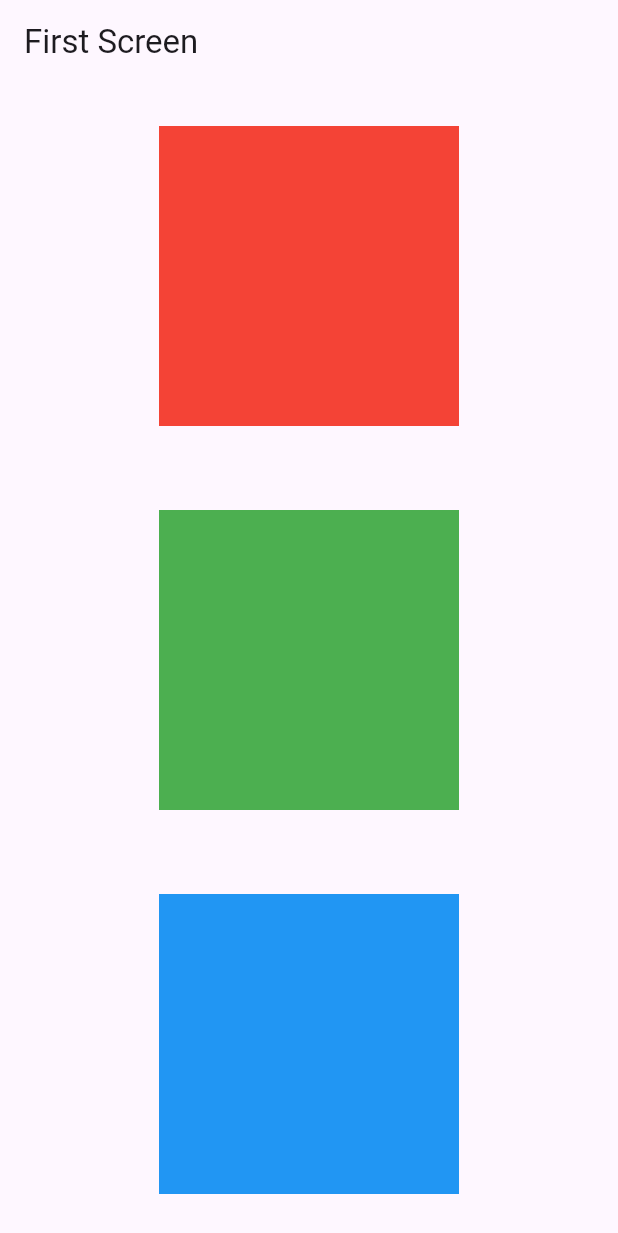
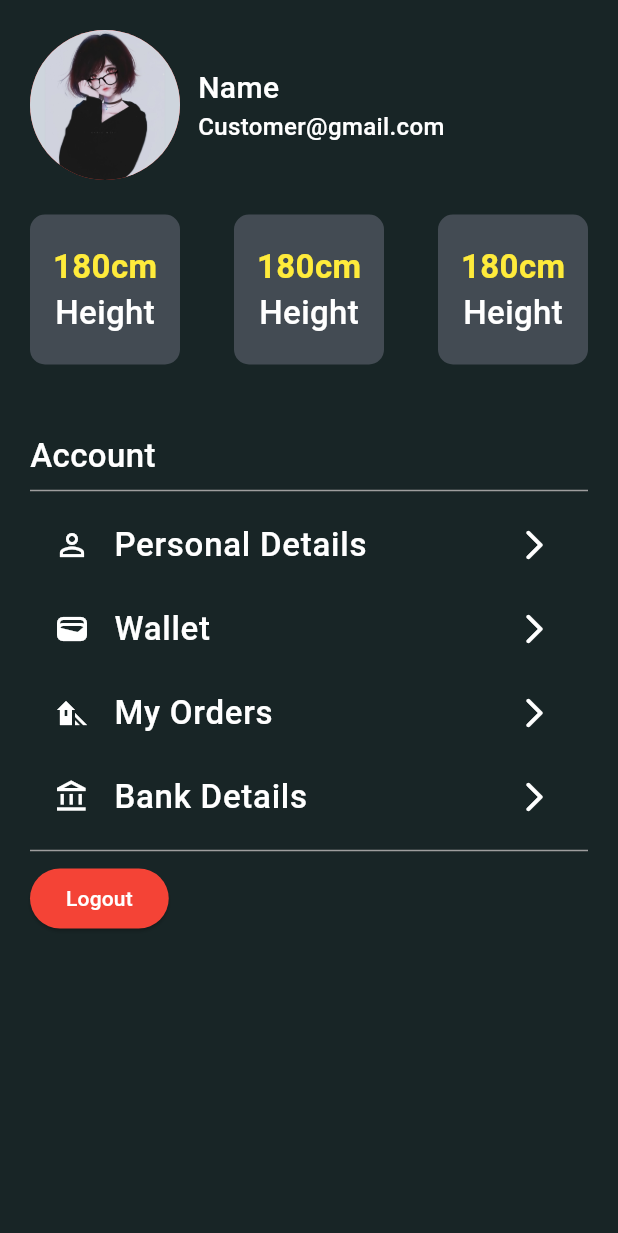
Before and after one commit to gen-eslam/flutter_mec, a Flutter app: the screen it shows after launch, on a phone screen of 412 x 824 dp. Shown: the top 1233 px of the screen. Run offline on Flutter 3.47's test engine with Material 3 defaults, Android fonts, the phone set to English and light mode, and no system bars.

Commit message:
personal Screen

```diff
--- a/lib/main.dart
+++ b/lib/main.dart
@@ -1,159 +1,18 @@
-// import 'package:flutter/material.dart';
-
-// void main() {
-//   runApp(const MyApp());
-// }
-// ///https://www.figma.com/file/4B3yZIL2XPsKuBOjrYR2D2/Mobile-Sign-in-%26-Sign-up-Design-(Community)?type=design&node-id=4-31&mode=design&t=2lhZqDXbZxJWyFQB-0
-
-// class MyApp extends StatelessWidget {
-//   const MyApp({super.key});
-
-//   /// screen 1 => screen 2
-//   /// class routs
-//   @override
-//   Widget build(BuildContext context) {
-//     // This widget is the root of your application.
-//     return const MaterialApp(
-//       title: 'Flutter Demo',
-//       debugShowCheckedModeBanner: false,
-//       // theme: ThemeData(
-//       //   colorScheme: ColorScheme.fromSeed(seedColor: Colors.deepPurple),
-//       //   useMaterial3: true,
-//       // ),
-//       home: SignUpScreen(),
-//     );
-//   }
-// }
-
-// // class PasswordTextFormField extends StatefulWidget {
-// //   const PasswordTextFormField({super.key});
-
-// //   @override
-// //   State<PasswordTextFormField> createState() => _PasswordTextFormFieldState();
-// // }
-
-// // class _PasswordTextFormFieldState extends State<PasswordTextFormField> {
-// //   bool obscureText = true;
-// //   @override
-// //   Widget build(BuildContext context) {
-// //     return TextFormField(
-// //       obscureText: obscureText,
-// //       obscuringCharacter: "#",
-// //       decoration: InputDecoration(
-// //         hintText: "Password", prefixIcon: const Icon(Icons.password),
-// //         suffixIcon: IconButton(
-// //             onPressed: () {
-// //               setState(() {
-// //                 obscureText = !obscureText;
-// //               });
-// //             },
-// //             icon: const Icon(Icons.visibility)),
-
-// //         enabledBorder: const OutlineInputBorder(
-// //             borderSide: BorderSide(color: Colors.blue, width: 2)),
-// //         // enabled: false,
-// //         disabledBorder: const OutlineInputBorder(
-// //             borderSide: BorderSide(color: Colors.blue, width: 2)),
-// //         focusedBorder: const OutlineInputBorder(
-// //             borderRadius: BorderRadius.only(
-// //                 topLeft: Radius.circular(30), bottomRight: Radius.circular(30)),
-// //             borderSide: BorderSide(color: Colors.green, width: 2)),
-// //         // focusedErrorBorder: ,
-// //         // errorBorder: ,
-// //       ),
-// //     );
-// //   }
-// // }
 import 'package:flutter/material.dart';
+import 'package:flutter_application_1/personal_screen.dart';
 
 void main() {
-  runApp(MaterialApp(
-    title: 'Flutter Navigation',
-    theme: ThemeData(
-      // This is the theme of your application.
-      primarySwatch: Colors.green,
-    ),
-    home: const FirstRoute(),
-  ));
+  runApp(const MyApp());
 }
 
-int selected = 0;
-List<Color> colors = [Colors.red, Colors.green, Colors.blue];
-
-class FirstRoute extends StatefulWidget {
-  const FirstRoute({super.key});
-
-  @override
-  State<FirstRoute> createState() => _FirstRouteState();
-}
-
-class _FirstRouteState extends State<FirstRoute> {
-  @override
-  Widget build(BuildContext context) {
-    return Scaffold(
-        appBar: AppBar(
-          title: const Text('First Screen'),
-        ),
-        body: SizedBox(
-          width: MediaQuery.of(context).size.width,
-          child: Column(
-            mainAxisAlignment: MainAxisAlignment.spaceAround,
-            children: List.generate(
-                3,
-                (index) => CustomContainer(
-                    selected: selected, index: index, color: colors[index])),
-          ),
-        ));
-  }
-}
-
-class CustomContainer extends StatefulWidget {
-  Color color;
-  int selected, index;
-
-  CustomContainer({
-    super.key,
-    required this.selected,
-    required this.index,
-    required this.color,
-  });
-
-  @override
-  State<CustomContainer> createState() => _CustomContainerState();
-}
-
-class _CustomContainerState extends State<CustomContainer> {
-  IconData? iconData;
-
-  @override
-  void didUpdateWidget(covariant CustomContainer oldWidget) {
-    if (widget.index == widget.selected) {
-      iconData = Icons.check;
-    } else {
-      iconData = null;
-    }
-    super.didUpdateWidget(oldWidget);
-  }
+class MyApp extends StatelessWidget {
+  const MyApp({super.key});
 
   @override
   Widget build(BuildContext context) {
-    return InkWell(
-      onTap: () {
-        setState(() {
-          print(selected);
-          selected = widget.index;
-        });
-      },
-      child: Container(
-        height: 200,
-        width: 200,
-        color: widget.color,
-        child: Icon(
-          iconData,
-          size: 100,
-          color: Colors.white,
-        ),
-      ),
+    return const MaterialApp(
+      debugShowCheckedModeBanner: false,
+      home: PersonalScreen(),
     );
   }
 }
--- /dev/null
+++ b/lib/personal_screen.dart
@@ -0,0 +1,233 @@
+import 'package:flutter/material.dart';
+
+class PersonalScreen extends StatefulWidget {
+  const PersonalScreen({super.key});
+
+  @override
+  State<PersonalScreen> createState() => _PersonalScreenState();
+}
+
+class _PersonalScreenState extends State<PersonalScreen> {
+  List<TileData> data = [
+    TileData(
+      leading: Icons.person_outline_outlined,
+      title: "Personal Details",
+    ),
+    TileData(
+      leading: Icons.wallet,
+      title: "Wallet",
+    ),
+    TileData(
+      leading: Icons.wb_shade,
+      title: "My Orders",
+    ),
+    TileData(
+      leading: Icons.account_balance_outlined,
+      title: "Bank Details",
+    ),
+  ];
+
+  @override
+  Widget build(BuildContext context) {
+    return Scaffold(
+      backgroundColor: const Color(0XFF182526),
+      body: SafeArea(
+        child: Container(
+          padding: const EdgeInsets.all(20),
+          child: Column(
+            crossAxisAlignment: CrossAxisAlignment.start,
+            children: [
+              const Row(
+                children: [
+                  CircleAvatar(
+                    radius: 50,
+                    backgroundColor: Colors.red,
+                    backgroundImage: AssetImage(
+                      "assets/images/1.jpg",
+                    ),
+                  ),
+                  SizedBox(width: 12),
+                  Column(
+                    crossAxisAlignment: CrossAxisAlignment.start,
+                    children: [
+                      Text(
+                        "Name",
+                        style: TextStyle(
+                          fontSize: 20,
+                          fontWeight: FontWeight.w500,
+                          color: Colors.white,
+                        ),
+                      ),
+                      Text(
+                        "Customer@gmail.com",
+                        style: TextStyle(
+                          fontSize: 16,
+                          fontWeight: FontWeight.w500,
+                          color: Colors.white,
+                        ),
+                      ),
+                    ],
+                  ),
+                ],
+              ),
+              const SizedBox(
+                height: 23,
+              ),
+              Row(
+                mainAxisAlignment: MainAxisAlignment.spaceBetween,
+                children: [
+                  Container(
+                    height: 100,
+                    width: 100,
+                    decoration: BoxDecoration(
+                      borderRadius: BorderRadius.circular(10),
+                      color: const Color(0xff434B53),
+                    ),
+                    child: const Column(
+                      mainAxisAlignment: MainAxisAlignment.center,
+                      children: [
+                        Text(
+                          "180cm",
+                          style: TextStyle(
+                            color: Colors.yellow,
+                            fontSize: 22,
+                            fontWeight: FontWeight.w600,
+                          ),
+                        ),
+                        Text(
+                          "Height",
+                          style: TextStyle(
+                            color: Colors.white,
+                            fontSize: 22,
+                            fontWeight: FontWeight.w500,
+                          ),
+                        ),
+                      ],
+                    ),
+                  ),
+                  Container(
+                    height: 100,
+                    width: 100,
+                    decoration: BoxDecoration(
+                      borderRadius: BorderRadius.circular(10),
+                      color: const Color(0xff434B53),
+                    ),
+                    child: const Column(
+                      mainAxisAlignment: MainAxisAlignment.center,
+                      children: [
+                        Text(
+                          "180cm",
+                          style: TextStyle(
+                            color: Colors.yellow,
+                            fontSize: 22,
+                            fontWeight: FontWeight.w600,
+                          ),
+                        ),
+                        Text(
+                          "Height",
+                          style: TextStyle(
+                            color: Colors.white,
+                            fontSize: 22,
+                            fontWeight: FontWeight.w500,
+                          ),
+                        ),
+                      ],
+                    ),
+                  ),
+                  Container(
+                    height: 100,
+                    width: 100,
+                    decoration: BoxDecoration(
+                      borderRadius: BorderRadius.circular(10),
+                      color: const Color(0xff434B53),
+                    ),
+                    child: const Column(
+                      mainAxisAlignment: MainAxisAlignment.center,
+                      children: [
+                        Text(
+                          "180cm",
+                          style: TextStyle(
+                            color: Colors.yellow,
+                            fontSize: 22,
+                            fontWeight: FontWeight.w600,
+                          ),
+                        ),
+                        Text(
+                          "Height",
+                          style: TextStyle(
+                            color: Colors.white,
+                            fontSize: 22,
+                            fontWeight: FontWeight.w500,
+                          ),
+                        ),
+                      ],
+                    ),
+                  ),
+                ],
+              ),
+              const SizedBox(
+                height: 45,
+              ),
+              const Text(
+                "Account",
+                style: TextStyle(
+                  color: Colors.white,
+                  fontSize: 22,
+                  fontWeight: FontWeight.w500,
+                ),
+              ),
+              const Divider(
+                color: Colors.grey,
+              ),
+              ListView.builder(
+                  shrinkWrap: true,
+                  itemCount: data.length,
+                  itemBuilder: (context, index) {
+                    return ListTile(
+                      leading: Icon(
+                        data[index].leading,
+                        color: Colors.white,
+                      ),
+                      title: Text(
+                        data[index].title,
+                        style: const TextStyle(
+                          color: Colors.white,
+                          fontSize: 22,
+                          fontWeight: FontWeight.w500,
+                        ),
+                      ),
+                      trailing: const Icon(
+                        Icons.arrow_forward_ios_rounded,
+                        color: Colors.white,
+                      ),
+                    );
+                  }),
+              const Divider(
+                color: Colors.grey,
+              ),
+              ElevatedButton(
+                style: ElevatedButton.styleFrom(
+                  backgroundColor: Colors.red,
+                  foregroundColor: Colors.white,
+                ),
+                onPressed: () {},
+                child: const Text(
+                  "Logout",
+                ),
+              ),
+            ],
+          ),
+        ),
+      ),
+    );
+  }
+}
+
+class TileData {
+  IconData leading;
+  String title;
+  TileData({
+    required this.leading,
+    required this.title,
+  });
+}
--- a/pubspec.yaml
+++ b/pubspec.yaml
@@ -59,9 +59,8 @@ flutter:
   uses-material-design: true
 
   # To add assets to your application, add an assets section, like this:
-  # assets:
-  #   - images/a_dot_burr.jpeg
-  #   - images/a_dot_ham.jpeg
+  assets:
+    - assets/images/
 
   # An image asset can refer to one or more resolution-specific "variants", see
   # https://flutter.dev/assets-and-images/#resolution-aware
```
Also changed, not shown: assets/images/1.jpg (added).
